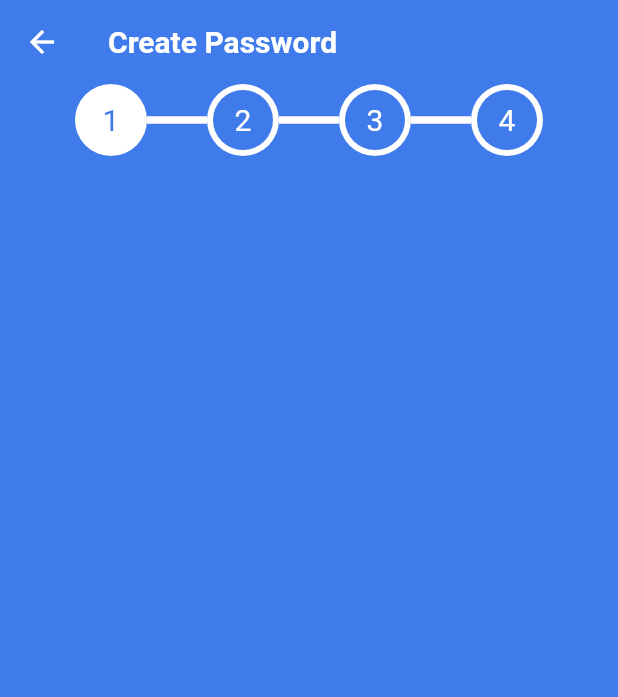
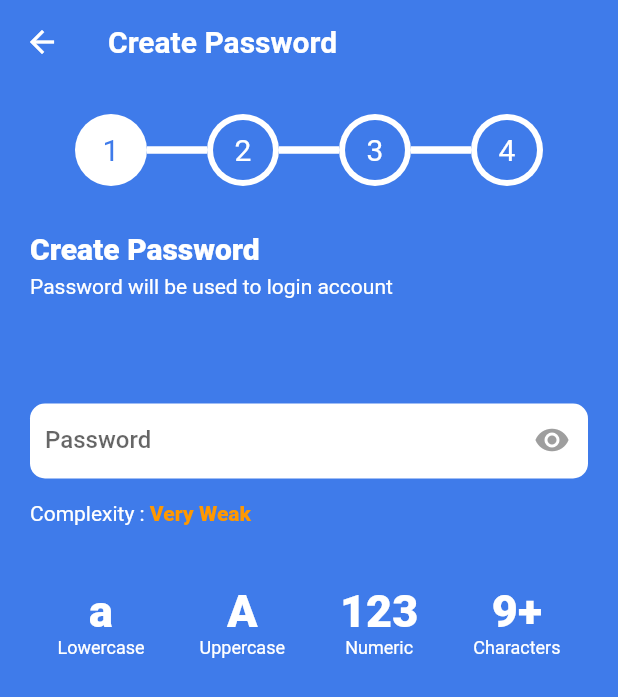
Before and after one commit to evanezent/Exploring-The-Forest, a Flutter app: the screen it shows after launch, after a tap on "Next", on a phone screen of 412 x 824 dp. Shown: the top 697 px of the screen. Run offline on Flutter 3.47's test engine with Material 2 defaults, Android fonts, the phone set to English and light mode, and no system bars.

Commit message:
add password requirements

```diff
--- a/lib/ui/screens/create_password_screen.dart
+++ b/lib/ui/screens/create_password_screen.dart
@@ -11,6 +11,9 @@ class CreatePaswordScreen extends StatefulWidget {
 }
 
 class _CreatePaswordScreenState extends State<CreatePaswordScreen> {
+  TextEditingController passwordController = TextEditingController();
+  bool hide = true;
+
   @override
   Widget build(BuildContext context) {
     return Scaffold(
@@ -25,12 +28,118 @@ class _CreatePaswordScreenState extends State<CreatePaswordScreen> {
         ),
       ),
       backgroundColor: custom_blue,
-        body: ListView(
+      body: Padding(
+        padding: const EdgeInsets.all(20),
+        child: ListView(
           children: [
             Timeline(
               index: 2,
+            ),
+            SizedBox(height: 30),
+            Text("Create Password", style: white_800_20),
+            SizedBox(height: 6),
+            Text("Password will be used to login account",
+                style: white_normal_14),
+            SizedBox(height: 30),
+            Container(
+              height: 50,
+              margin: EdgeInsets.only(top: 40),
+              decoration: BoxDecoration(
+                color: Colors.white,
+                borderRadius: BorderRadius.circular(10),
+              ),
+              child: TextFormField(
+                controller: passwordController,
+                keyboardType: TextInputType.text,
+                obscureText: hide,
+                style:
+                    TextStyle(color: Colors.grey, fontWeight: FontWeight.w500),
+                decoration: InputDecoration(
+                    hintText: "Password",
+                    suffixIcon: IconButton(
+                        onPressed: () {
+                          setState(() {
+                            hide = !hide;
+                          });
+                        },
+                        icon: Icon(
+                          hide ? Icons.remove_red_eye : Icons.remove_red_eye,
+                          color: hide ? Colors.grey : custom_blue,
+                        )),
+                    contentPadding: EdgeInsets.symmetric(horizontal: 10),
+                    focusedBorder: OutlineInputBorder(
+                      borderRadius: BorderRadius.circular(10),
+                      borderSide: BorderSide.none,
+                    ),
+                    enabledBorder:
+                        OutlineInputBorder(borderSide: BorderSide.none)),
+              ),
+            ),
+            SizedBox(height: 15),
+            RichText(
+                text: TextSpan(
+                    text: "Complexity : ",
+                    style: white_normal_14,
+                    children: [
+                  TextSpan(text: "Very Weak", style: orange_600_14)
+                ])),
+                SizedBox(height: 40),
+            Row(
+              mainAxisAlignment:MainAxisAlignment.spaceAround,
+              children: [
+                PasswordRequirement(
+                  complete: false,
+                  text: "a",
+                  name: "Lowercase",
+                ),
+                PasswordRequirement(
+                  complete: false,
+                  text: "A",
+                  name: "Uppercase",
+                ),
+                PasswordRequirement(
+                  complete: false,
+                  text: "123",
+                  name: "Numeric",
+                ),
+                PasswordRequirement(
+                  complete: false,
+                  text: "9+",
+                  name: "Characters",
+                ),
+              ],
             )
           ],
-        ));
+        ),
+      ),
+    );
   }
 }
+
+class PasswordRequirement extends StatelessWidget {
+  const PasswordRequirement(
+      {Key? key,
+      required this.complete,
+      required this.text,
+      required this.name})
+      : super(key: key);
+
+  final bool complete;
+  final String text, name;
+
+  @override
+  Widget build(BuildContext context) {
+    return Column(
+      children: [
+        !complete
+            ? Text("$text", style: white_800_30)
+            : Icon(
+                Icons.check_circle_rounded,
+                color: custom_green,
+                size: 36,
+              ),
+        Text("$name", style: white_normal_12),
+      ],
+    );
+  }
+}
--- a/lib/ui/screens/welcome_screen.dart
+++ b/lib/ui/screens/welcome_screen.dart
@@ -68,6 +68,7 @@ class _WelcomScreenState extends State<WelcomScreen> {
                             ),
                             child: TextFormField(
                               controller: emailController,
+                              keyboardType: TextInputType.emailAddress,
                               onChanged: (value) {
                                 setState(() {
                                   _emailValidator = value.length != 0;
--- a/lib/utils/constants.dart
+++ b/lib/utils/constants.dart
@@ -13,3 +13,15 @@ const blue_bold_30 =
 
 const black_semi_16 =
     TextStyle(color: Colors.black, fontWeight: FontWeight.w600, fontSize: 16);
+
+const white_800_20 =
+    TextStyle(color: Colors.white, fontWeight: FontWeight.w800, fontSize: 20);
+
+const white_800_30 =
+    TextStyle(color: Colors.white, fontWeight: FontWeight.w800, fontSize: 30);
+
+const white_normal_14 = TextStyle(color: Colors.white, fontSize: 14);
+const white_normal_12 = TextStyle(color: Colors.white, fontSize: 12);
+const orange_600_14 = TextStyle(color: Colors.orange, fontSize: 14, fontWeight: FontWeight.w800);
+const red_600_14 = TextStyle(color: Colors.red, fontSize: 14, fontWeight: FontWeight.w800);
+const green_600_14 = TextStyle(color: Colors.greenAccent, fontSize: 14, fontWeight: FontWeight.w800);
```
Lines whose indentation alone changed are shown as unchanged.
